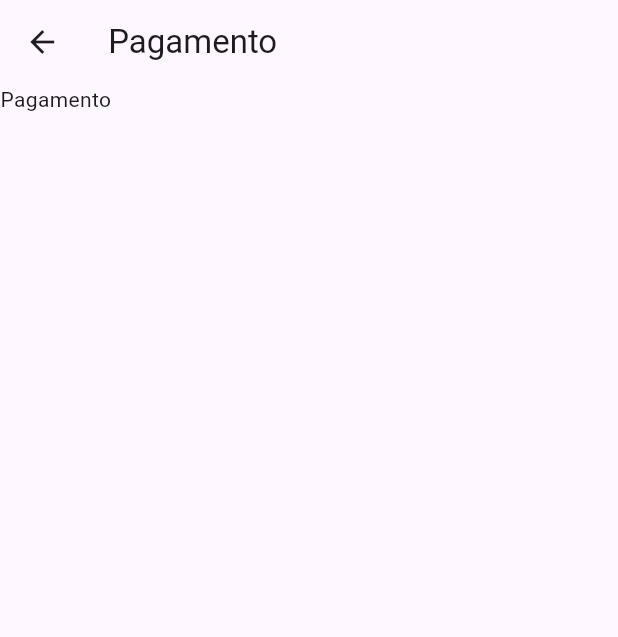
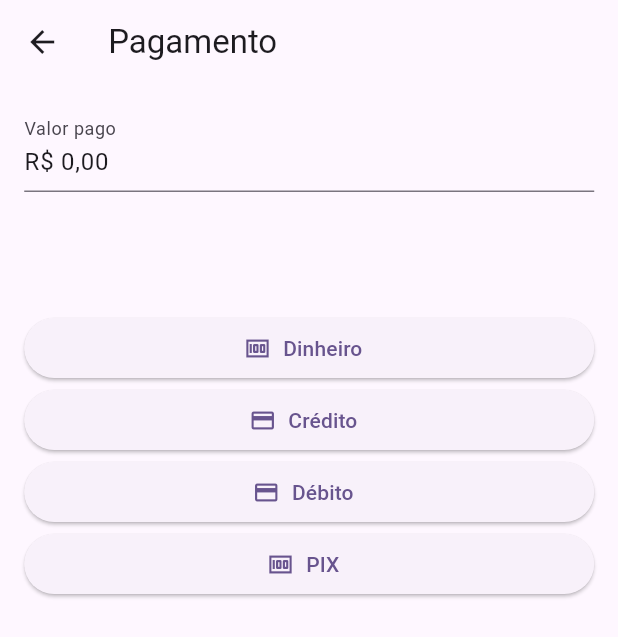
Before and after one commit to leandrofabianjr/todavenda, a Flutter app: the CartCheckoutView screen opened directly, after a tap on the "add" icon, after a tap on the "remove" icon, after a tap on "Confirmar", on a phone screen of 412 x 824 dp. Shown: the top 637 px of the screen. Run offline on Flutter 3.47's test engine with Material 2 defaults, Android fonts, the phone set to English and light mode, and no system bars; our stand-ins replace bloc, equatable, flutter_bloc, go_router.

Commit message:
Criando pagamento da venda

```diff
--- a/lib/cart/bloc/cart_bloc.dart
+++ b/lib/cart/bloc/cart_bloc.dart
@@ -2,6 +2,7 @@ import 'package:bloc/bloc.dart';
 import 'package:equatable/equatable.dart';
 import 'package:todavenda/commons/commons.dart';
 import 'package:todavenda/products/products.dart';
+import 'package:todavenda/sales/models/payment.dart';
 import 'package:todavenda/sales/sales.dart';
 
 part 'cart_event.dart';
--- a/lib/cart/bloc/cart_state.dart
+++ b/lib/cart/bloc/cart_state.dart
@@ -43,6 +43,12 @@ final class CartState extends Equatable {
     return "$qtt ite${qtt == 1 ? 'm' : 'ns'}";
   }
 
+  double get payedValue => (sale?.payments ?? <Payment>[]).fold(
+        0,
+        (total, p) => total + p.value,
+      );
+  get missingPaymentValue => sale?.total ?? 0 - payedValue;
+
   CartState copyWith({
     CartStatus? status,
     Map<Product, int>? items,
--- a/lib/cart/pages/cart_page/cart_payment_page.dart
+++ b/lib/cart/pages/cart_page/cart_payment_page.dart
@@ -2,6 +2,8 @@ import 'package:flutter/material.dart';
 import 'package:flutter_bloc/flutter_bloc.dart';
 import 'package:go_router/go_router.dart';
 import 'package:todavenda/commons/commons.dart';
+import 'package:todavenda/commons/widgets/currency_field.dart';
+import 'package:todavenda/products/products.dart';
 
 import '../../cart.dart';
 
@@ -27,6 +29,8 @@ class CartPaymentView extends StatefulWidget {
 class _CartPaymentViewState extends State<CartPaymentView> {
   @override
   Widget build(BuildContext context) {
+    double payedValue;
+
     return WillPopScope(
       onWillPop: () async {
         context.read<CartBloc>().add(const CartCheckouted());
@@ -45,7 +49,43 @@ class _CartPaymentViewState extends State<CartPaymentView> {
               case CartStatus.failure:
                 return ExceptionWidget(exception: state.exception);
               case CartStatus.payment:
-                return const Text('Pagamento');
+                return SingleChildScrollView(
+                  child: Padding(
+                    padding: const EdgeInsets.all(16.0),
+                    child: Column(
+                      crossAxisAlignment: CrossAxisAlignment.stretch,
+                      children: [
+                        CurrencyField(
+                          decoration:
+                              const InputDecoration(labelText: 'Valor pago'),
+                          initialValue: state.missingPaymentValue,
+                          onChanged: (value) => payedValue = value,
+                        ),
+                        const SizedBox(height: 80),
+                        ElevatedButton.icon(
+                          onPressed: () {},
+                          icon: const Icon(Icons.money),
+                          label: const Text('Dinheiro'),
+                        ),
+                        ElevatedButton.icon(
+                          onPressed: () {},
+                          icon: const Icon(Icons.credit_card),
+                          label: const Text('Crédito'),
+                        ),
+                        ElevatedButton.icon(
+                          onPressed: () {},
+                          icon: const Icon(Icons.credit_card),
+                          label: const Text('Débito'),
+                        ),
+                        ElevatedButton.icon(
+                          onPressed: () {},
+                          icon: const Icon(Icons.money),
+                          label: const Text('PIX'),
+                        ),
+                      ],
+                    ),
+                  ),
+                );
               default:
                 return const ExceptionWidget();
             }
--- /dev/null
+++ b/lib/sales/models/payment.dart
@@ -0,0 +1,23 @@
+import 'package:equatable/equatable.dart';
+
+enum PaymentType {
+  cash,
+  pix,
+  credit,
+  debit,
+}
+
+class Payment extends Equatable {
+  const Payment({
+    this.uuid,
+    required this.type,
+    required this.value,
+  });
+
+  final String? uuid;
+  final PaymentType type;
+  final double value;
+
+  @override
+  List<Object?> get props => [uuid];
+}
--- a/lib/sales/models/sale.dart
+++ b/lib/sales/models/sale.dart
@@ -1,4 +1,5 @@
 import 'package:equatable/equatable.dart';
+import 'package:todavenda/sales/models/payment.dart';
 
 import 'sale_item.dart';
 
@@ -7,11 +8,13 @@ class Sale extends Equatable {
     this.uuid,
     required this.items,
     required this.total,
+    this.payments = const [],
   });
 
   final String? uuid;
   final List<SaleItem> items;
   final double total;
+  final List<Payment> payments;
 
   @override
   List<Object?> get props => [uuid];
```
